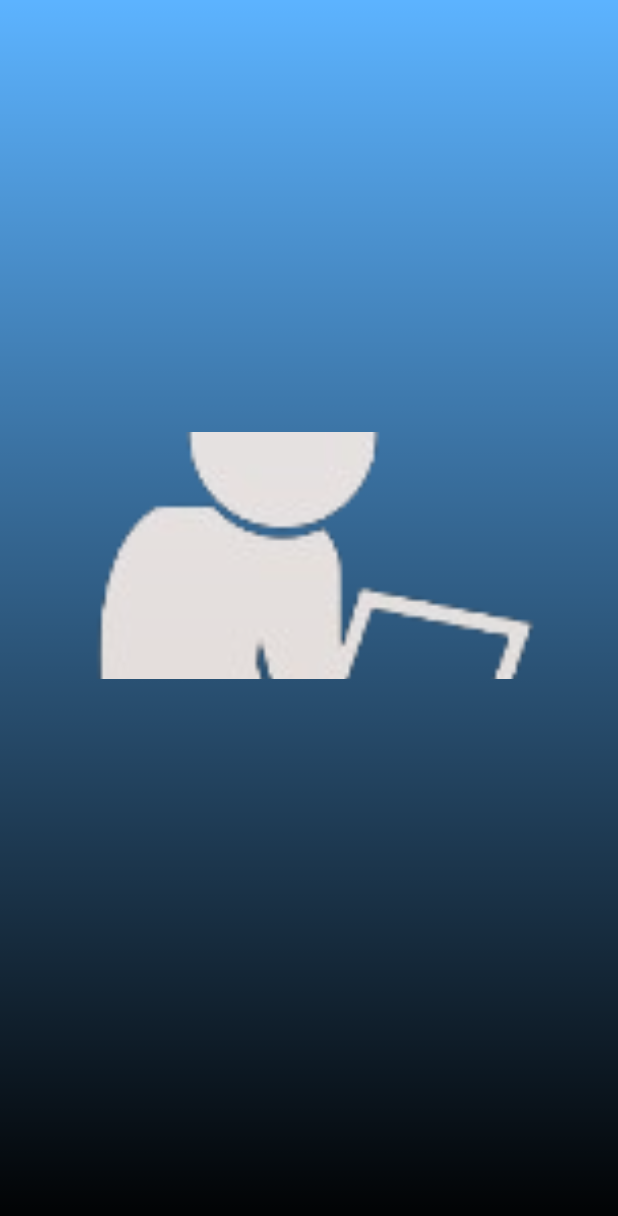
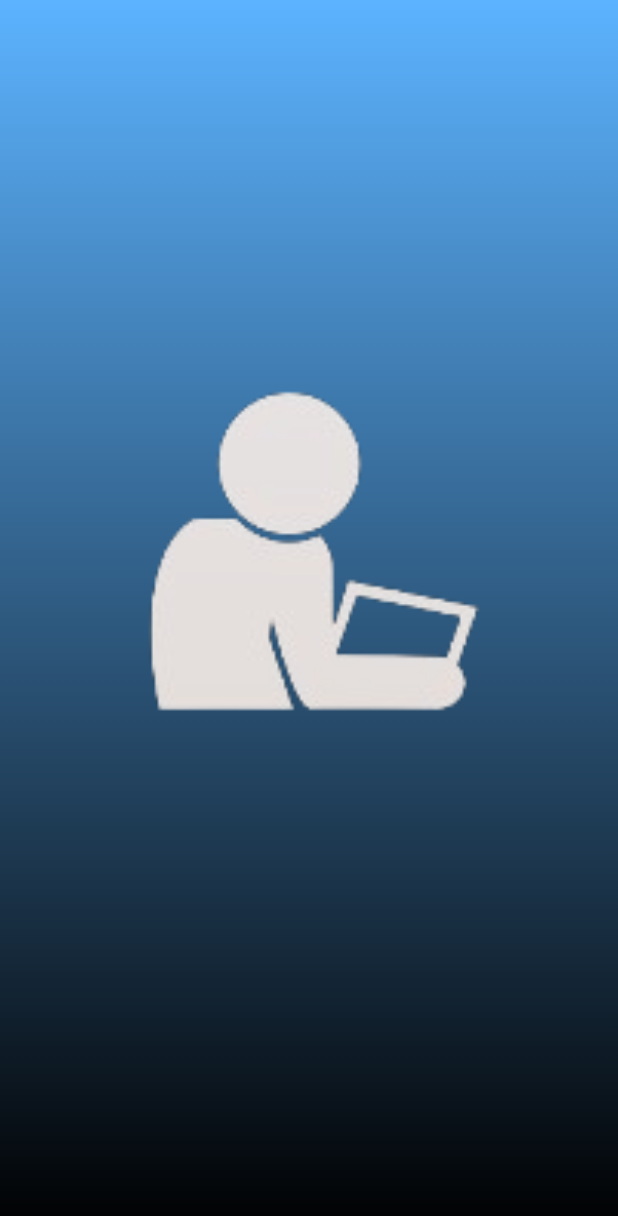
Before and after one commit to alaamorsi/graduation_project, a Flutter app: the OpeningScreen screen opened directly, on a phone screen of 412 x 824 dp. Shown: the top 1216 px of the screen. Run offline on Flutter 3.47's test engine with Material 3 defaults, Android fonts, the phone set to English and light mode, and no system bars; our stand-ins replace bloc, carousel_slider, conditional_builder_null_safety, curved_labeled_navigation_bar, dio, flick_video_player and 9 more; accounts and stored records are empty.

Commit message:
new opening

```diff
--- a/lib/modules/opening.dart
+++ b/lib/modules/opening.dart
@@ -64,8 +64,8 @@ class _OpeningScreenState extends State<OpeningScreen> {
                   });
                 },
                 child: Container(
-                  height: ((screenHeight/5)),
-                  width: screenWidth,
+                  height: ((screenHeight/3)),
+                  width: screenWidth-100,
                   decoration: const BoxDecoration(
                     image: DecorationImage(image: AssetImage("Assets/icon.png"),fit: BoxFit.cover),
                   ),
```
